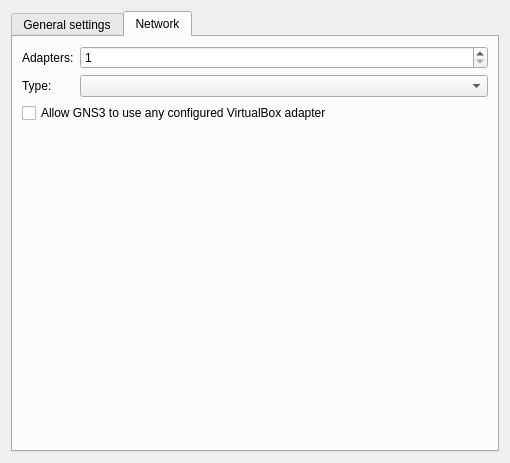
Qt form gns3/modules/virtualbox/ui/virtualbox_vm_configuration_page.ui (GNS3/gns3-gui) before a commit.
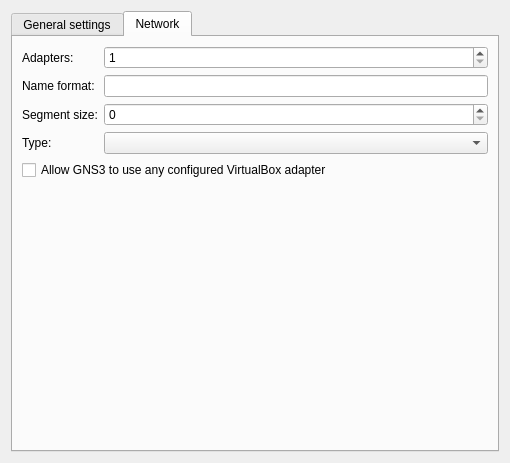
The same form after that commit. The open tabs and pages were chosen to show the change.

Commit message: Support for custom port names. #309.

The edit to the form file:
```diff
--- a/gns3/modules/virtualbox/ui/virtualbox_vm_configuration_page.ui
+++ b/gns3/modules/virtualbox/ui/virtualbox_vm_configuration_page.ui
@@ -194,13 +194,61 @@
         </widget>
        </item>
        <item row="1" column="0">
+        <widget class="QLabel" name="uiPortNameFormatLabel">
+         <property name="text">
+          <string>Name format:</string>
+         </property>
+        </widget>
+       </item>
+       <item row="1" column="1">
+        <widget class="QLineEdit" name="uiPortNameFormatLineEdit">
+         <property name="text">
+          <string/>
+         </property>
+        </widget>
+       </item>
+       <item row="2" column="0">
+        <widget class="QLabel" name="uiPortSegmentSizeLabel">
+         <property name="text">
+          <string>Segment size:</string>
+         </property>
+        </widget>
+       </item>
+       <item row="2" column="1">
+        <widget class="QSpinBox" name="uiPortSegmentSizeSpinBox">
+         <property name="maximum">
+          <number>128</number>
+         </property>
+         <property name="singleStep">
+          <number>4</number>
+         </property>
+        </widget>
+       </item>
+       <item row="3" column="0">
         <widget class="QLabel" name="label">
          <property name="text">
           <string>Type:</string>
          </property>
         </widget>
        </item>
-       <item row="3" column="0" colspan="2">
+       <item row="3" column="1">
+        <widget class="QComboBox" name="uiAdapterTypesComboBox">
+         <property name="sizePolicy">
+          <sizepolicy hsizetype="Expanding" vsizetype="Fixed">
+           <horstretch>0</horstretch>
+           <verstretch>0</verstretch>
+          </sizepolicy>
+         </property>
+        </widget>
+       </item>
+       <item row="4" column="0" colspan="2">
+        <widget class="QCheckBox" name="uiUseAnyAdapterCheckBox">
+         <property name="text">
+          <string>Allow GNS3 to use any configured VirtualBox adapter</string>
+         </property>
+        </widget>
+       </item>
+       <item row="5" column="1">
         <spacer name="spacer">
          <property name="orientation">
           <enum>Qt::Vertical</enum>
@@ -213,23 +261,6 @@
          </property>
         </spacer>
        </item>
-       <item row="1" column="1">
-        <widget class="QComboBox" name="uiAdapterTypesComboBox">
-         <property name="sizePolicy">
-          <sizepolicy hsizetype="Expanding" vsizetype="Fixed">
-           <horstretch>0</horstretch>
-           <verstretch>0</verstretch>
-          </sizepolicy>
-         </property>
-        </widget>
-       </item>
-       <item row="2" column="0" colspan="2">
-        <widget class="QCheckBox" name="uiUseAnyAdapterCheckBox">
-         <property name="text">
-          <string>Allow GNS3 to use any configured VirtualBox adapter</string>
-         </property>
-        </widget>
-       </item>
       </layout>
      </widget>
     </widget>
```
Left out of the diff: 2 changed lines with no effect on the pictures. The commit also changes 21 other files.
